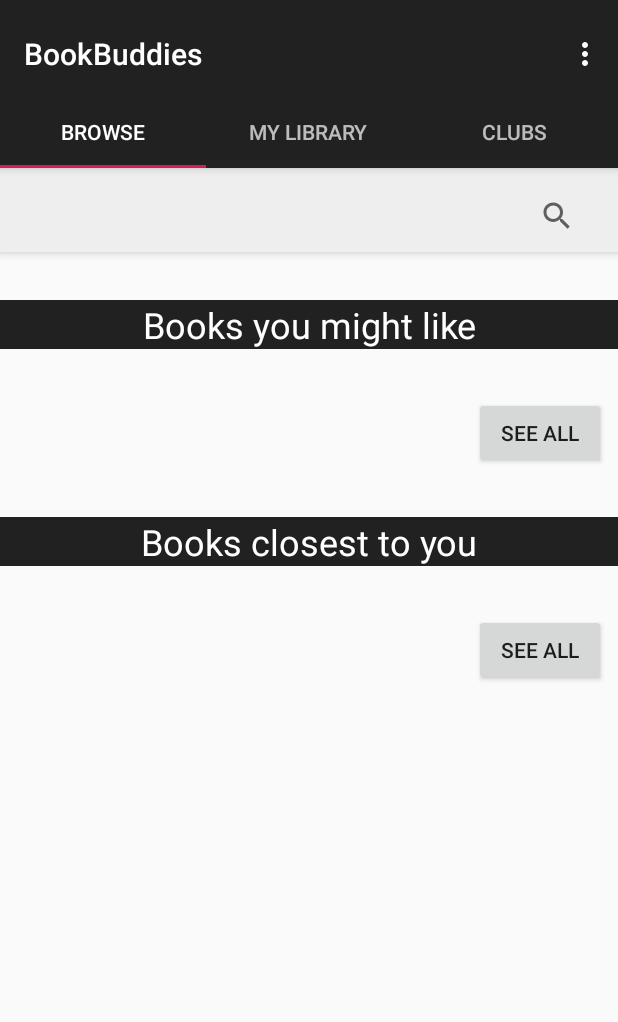
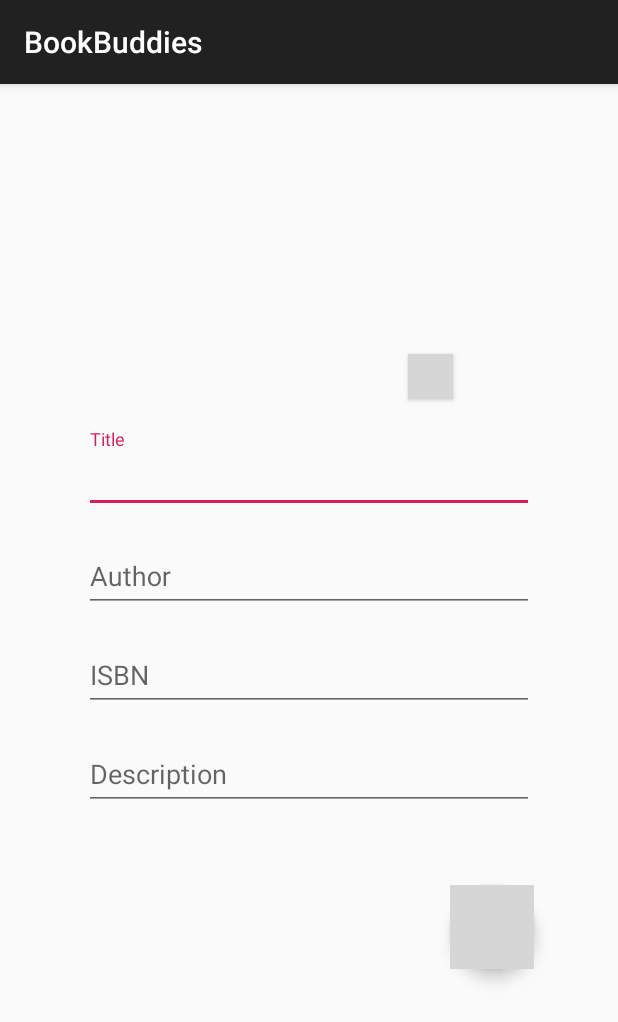
Before and after one commit to cmput301w19t12/BookBuddies, an Android app: the screen it shows after launch once a user with an empty profile is signed in (MainActivity before the commit, NewBookActivity after it), on a phone screen of 412 x 824 dp. Shown: the top 1022 px of the screen. Run offline under Robolectric (Android 15) with nearby library versions, the phone set to English and light mode, and no system bars; our stand-ins replace Firebase (no records; nobody signed in at launch, a user with empty details on screens opened directly); grey boxes are pictures that could not be loaded.

Commit message:
Started working on book photo adding

```diff
--- a/app/src/main/java/com/cmput301w19t12/bookbuddies/BookBuddies.java
+++ b/app/src/main/java/com/cmput301w19t12/bookbuddies/BookBuddies.java
@@ -36,7 +36,6 @@ public class BookBuddies extends Application {
         userInfo = new ArrayList<>();
         FirebaseApp.initializeApp(getApplicationContext());
         fUser = FirebaseAuth.getInstance().getCurrentUser();
-        Log.i("STUFF",fUser.getEmail());
         //user = new User("234","bgrenier","234234","EMAIL");
         //setUser();
     }
--- a/app/src/main/java/com/cmput301w19t12/bookbuddies/MainActivity.java
+++ b/app/src/main/java/com/cmput301w19t12/bookbuddies/MainActivity.java
@@ -32,8 +32,7 @@ import com.google.firebase.auth.FirebaseUser;
 
 public class MainActivity extends AppCompatActivity implements ClubFragment.OnFragmentInteractionListener,
         BrowseFragment.OnFragmentInteractionListener,
-        MyLibraryFragment.OnFragmentInteractionListener,
-        NewBookFragment.OnFragmentInteractionListener {
+        MyLibraryFragment.OnFragmentInteractionListener {
 
 
     @Override
@@ -64,6 +63,7 @@ public class MainActivity extends AppCompatActivity implements ClubFragment.OnFr
         setContentView(R.layout.activity_main);
 
         checkLoggedIn();
+        startActivity(new Intent(MainActivity.this,NewBookActivity.class));
         Toolbar toolbar = (Toolbar) findViewById(R.id.toolbar);
         setSupportActionBar(toolbar);
         // Create the adapter that will return a fragment for each of the three
--- a/app/src/main/res/layout/fragment_new_book.xml
+++ b/app/src/main/res/layout/activity_new_book.xml
@@ -5,7 +5,7 @@
     android:id="@+id/frameLayout"
     android:layout_width="match_parent"
     android:layout_height="match_parent"
-    tools:context=".NewBookFragment">
+    tools:context=".NewBookActivity">
 
     <android.support.v4.widget.NestedScrollView
         android:layout_width="match_parent"
@@ -26,6 +26,15 @@
                 android:layout_alignParentTop="true"
                 android:layout_centerHorizontal="true"
                 android:layout_marginTop="20dp" />
+            <Button
+                android:id="@+id/editImage"
+                android:layout_width="30dp"
+                android:layout_height="30dp"
+                android:layout_marginTop="180dp"
+                android:layout_marginRight="110dp"
+                android:layout_marginBottom="100dp"
+                android:layout_alignParentRight="true"
+                android:background="@drawable/ic_create_black_24dp" />
 
             <android.support.design.widget.TextInputLayout
                 android:id="@+id/titleLayout"
@@ -93,13 +102,14 @@
                 android:layout_height="wrap_content"
                 android:layout_below="@+id/DesLayout"
                 android:layout_marginLeft="300dp"
+                android:layout_marginTop="50dp"
                 android:layout_marginBottom="65dp"
-                android:layout_marginTop="50dp"
                 android:clickable="true"
                 app:layout_constraintEnd_toEndOf="parent"
                 app:layout_constraintHorizontal_bias="0.849"
                 app:layout_constraintTop_toTopOf="parent"
-                app:layout_constraintVertical_bias="0.503" />
+                app:layout_constraintVertical_bias="0.503"
+                android:foreground="@drawable/ic_check_black_48dp"/>
 
 
         </RelativeLayout>
--- /dev/null
+++ b/app/src/main/res/menu/image_edit_main.xml
@@ -0,0 +1,22 @@
+<menu xmlns:android="http://schemas.android.com/apk/res/android"
+    xmlns:app="http://schemas.android.com/apk/res-auto"
+    xmlns:tools="http://schemas.android.com/tools"
+    tools:context="com.cmput301w19t12.android.bookbuddies.NewBookFragment">
+    <item
+        android:id="@+id/actionFromStorage"
+        android:orderInCategory="100"
+        android:title="@string/imageFromStorage"
+        app:showAsAction="never" />
+
+    <item
+        android:id="@+id/actionNewImage"
+        android:orderInCategory="100"
+        android:title="@string/newImage"
+        app:showAsAction="never" />
+
+    <item
+        android:id="@+id/actionDeleteImage"
+        android:orderInCategory="100"
+        android:title="@string/deleteImage"
+        app:showAsAction="never" />
+</menu>
--- a/app/src/main/res/values/strings.xml
+++ b/app/src/main/res/values/strings.xml
@@ -25,5 +25,8 @@
     <string name="ISBNHint">ISBN</string>
     <string name="SignInTitle">Sign in to your account</string>
     <string name="descriptionHint">Description</string>
+    <string name="imageFromStorage">From Storage</string>
+    <string name="newImage">New Picture</string>
+    <string name="deleteImage">Delete Image</string>
 
 </resources>
--- /dev/null
+++ b/app/src/main/res/xml/file_paths.xml
@@ -0,0 +1,4 @@
+<?xml version="1.0" encoding="utf-8"?>
+<paths xmlns:android="http://schemas.android.com/apk/res/android">
+    <external-path name="my_images" path="Android/data/com.example.package.name/files/Pictures" />
+</paths>
```
Also changed, not shown: app/src/main/AndroidManifest.xml (+15 -1 lines), app/src/main/java/com/cmput301w19t12/bookbuddies/NewBookActivity.java (added, +235 -0 lines), app/src/main/java/com/cmput301w19t12/bookbuddies/NewBookFragment.java (deleted, +0 -149 lines).
